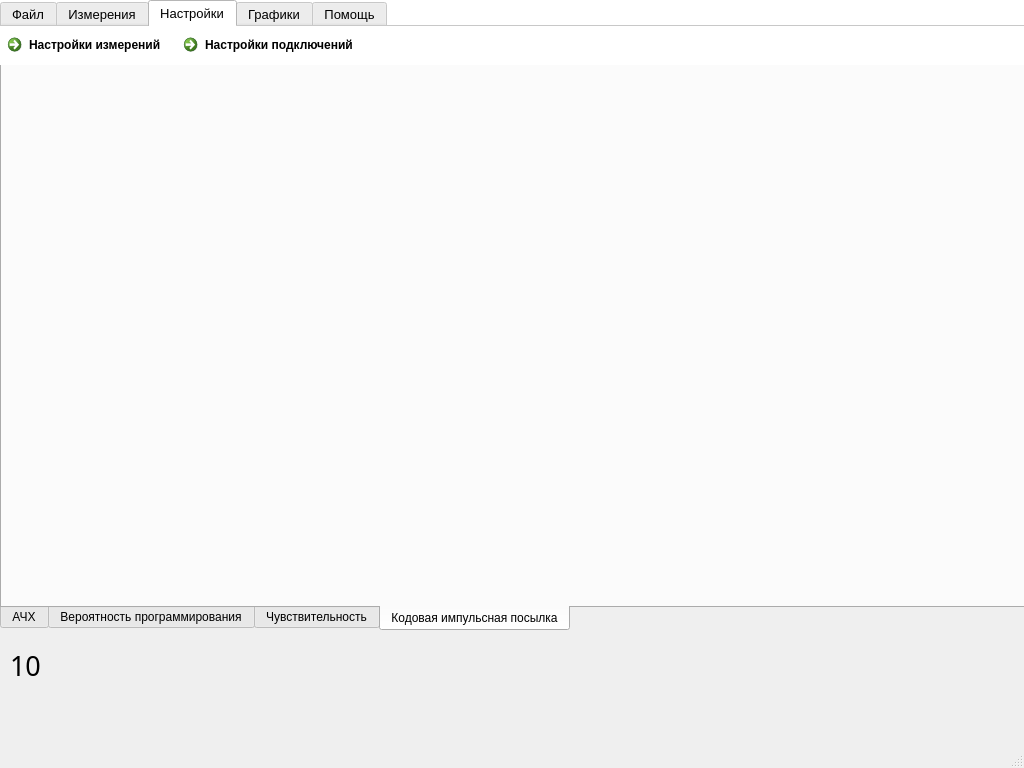
amuk1989/PIK-Ka_1, file UI/MainPage.ui: the form before one commit.
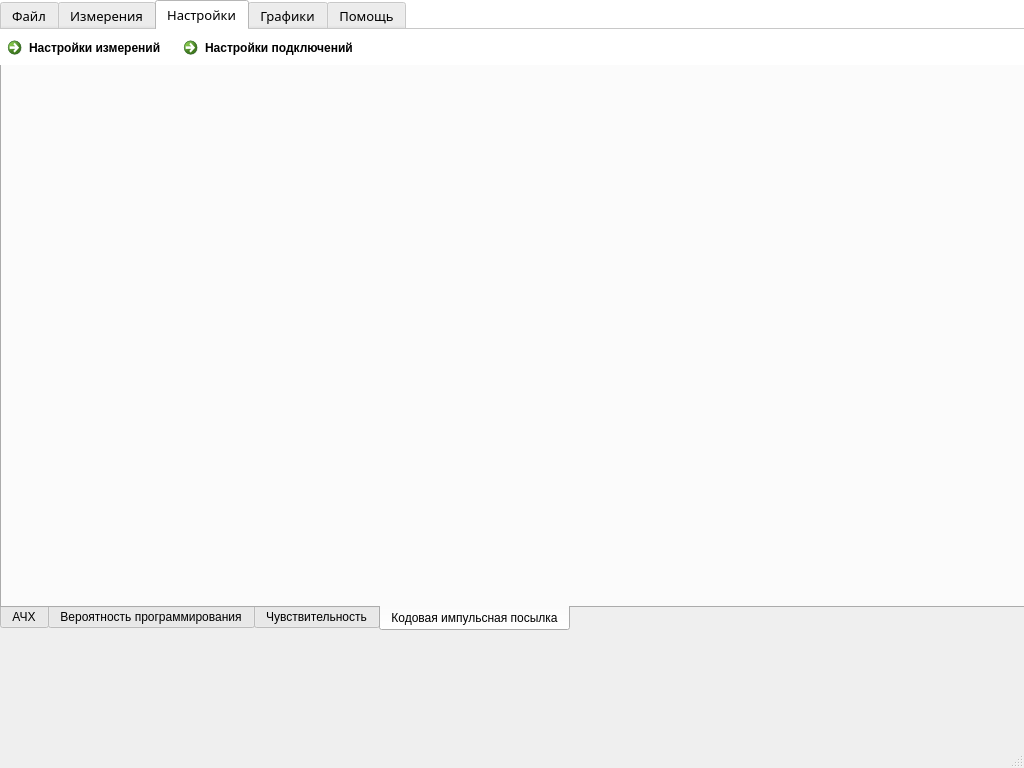
The form after the commit. The open tabs and pages were chosen to show the change. Icons and pictures are not drawn.

```diff
--- a/UI/MainPage.ui
+++ b/UI/MainPage.ui
@@ -13,6 +13,9 @@
   <property name="windowTitle">
    <string>ПИК-Ка</string>
   </property>
+  <property name="styleSheet">
+   <string notr="true">font: 87 10pt &quot;Gilroy&quot;;</string>
+  </property>
   <property name="toolButtonStyle">
    <enum>Qt::ToolButtonFollowStyle</enum>
   </property>
@@ -100,7 +103,11 @@
     </property>
     <property name="font">
      <font>
+      <family>Gilroy</family>
       <pointsize>10</pointsize>
+      <weight>10</weight>
+      <italic>false</italic>
+      <bold>false</bold>
       <kerning>true</kerning>
      </font>
     </property>
@@ -157,16 +164,13 @@
     </property>
     <property name="iconSize">
      <size>
-      <width>30</width>
-      <height>15</height>
+      <width>100</width>
+      <height>25</height>
      </size>
     </property>
     <property name="elideMode">
      <enum>Qt::ElideNone</enum>
     </property>
-    <property name="usesScrollButtons">
-     <bool>false</bool>
-    </property>
     <property name="documentMode">
      <bool>true</bool>
     </property>
@@ -417,25 +421,6 @@
      </widget>
     </widget>
    </widget>
-   <widget class="QLabel" name="label">
-    <property name="geometry">
-     <rect>
-      <x>10</x>
-      <y>640</y>
-      <width>31</width>
-      <height>51</height>
-     </rect>
-    </property>
-    <property name="font">
-     <font>
-      <family>Adobe Heiti Std</family>
-      <pointsize>20</pointsize>
-     </font>
-    </property>
-    <property name="text">
-     <string>10</string>
-    </property>
-   </widget>
   </widget>
   <widget class="QMenuBar" name="menubar">
    <property name="geometry">
```
Left out of the diff: 16 changed lines with no effect on the pictures.
